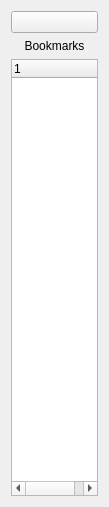
This is src-qt5/desktop-utils/lumina-pdf/BookmarkMenu.ui in lumina-desktop/lumina as Qt 5 draws it before an edit. The edited form follows.
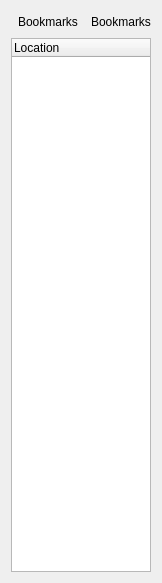
This is the edited form. Icons and pictures are not drawn.

Commit message: Improved Bookmarks layout and made MuPDF the default backend

```diff
--- a/src-qt5/desktop-utils/lumina-pdf/BookmarkMenu.ui
+++ b/src-qt5/desktop-utils/lumina-pdf/BookmarkMenu.ui
@@ -6,8 +6,8 @@
    <rect>
     <x>0</x>
     <y>0</y>
-    <width>109</width>
-    <height>507</height>
+    <width>156</width>
+    <height>583</height>
    </rect>
   </property>
   <property name="windowTitle">
@@ -15,27 +15,49 @@
   </property>
   <layout class="QVBoxLayout" name="verticalLayout">
    <item>
-    <widget class="QPushButton" name="closeButton">
+    <layout class="QHBoxLayout" name="horizontalLayout">
+     <item>
+      <widget class="QToolButton" name="closeButton">
+       <property name="sizePolicy">
+        <sizepolicy hsizetype="Preferred" vsizetype="Preferred">
+         <horstretch>0</horstretch>
+         <verstretch>0</verstretch>
+        </sizepolicy>
+       </property>
      <property name="text">
-      <string/>
+        <string>Bookmarks</string>
+       </property>
+       <property name="icon">
+        <iconset theme="dialog-close"/>
+       </property>
+       <property name="autoRaise">
+        <bool>true</bool>
      </property>
     </widget>
    </item>
    <item>
     <widget class="QLabel" name="label">
+       <property name="sizePolicy">
+        <sizepolicy hsizetype="Expanding" vsizetype="Preferred">
+         <horstretch>0</horstretch>
+         <verstretch>0</verstretch>
+        </sizepolicy>
+       </property>
      <property name="text">
       <string>Bookmarks</string>
      </property>
-     <property name="alignment">
-      <set>Qt::AlignCenter</set>
-     </property>
-    </widget>
+      </widget>
+     </item>
+    </layout>
    </item>
    <item>
     <widget class="QTreeWidget" name="bookmarks">
+     <property name="columnCount">
+      <number>1</number>
+     </property>
      <column>
       <property name="text">
-       <string notr="true">1</string>
+       <string notr="true">Location</string>
       </property>
      </column>
     </widget>
```
Lines whose indentation alone changed are shown as unchanged. The commit also changes 8 other files.
